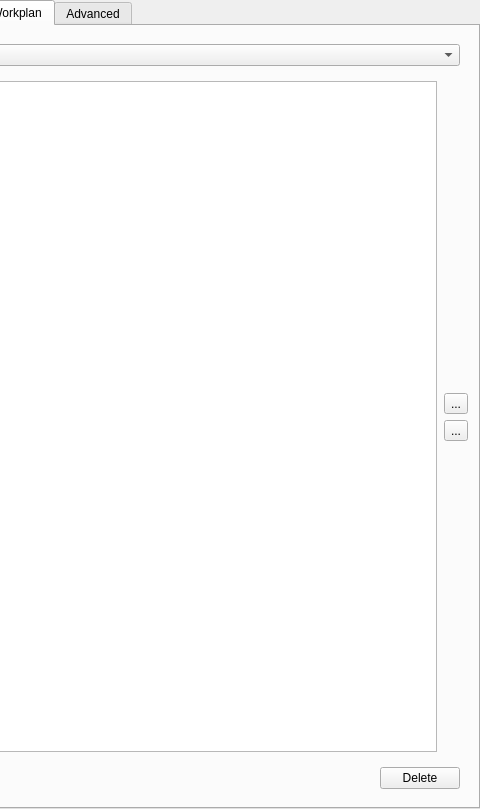
Qt form src/Mod/CAM/Gui/Resources/panels/PathEdit.ui (Connor9220/FreeCAD) before a commit; both pictures show x 257 to 737 and y 0 to 809 of the 737 by 809 pixel window.
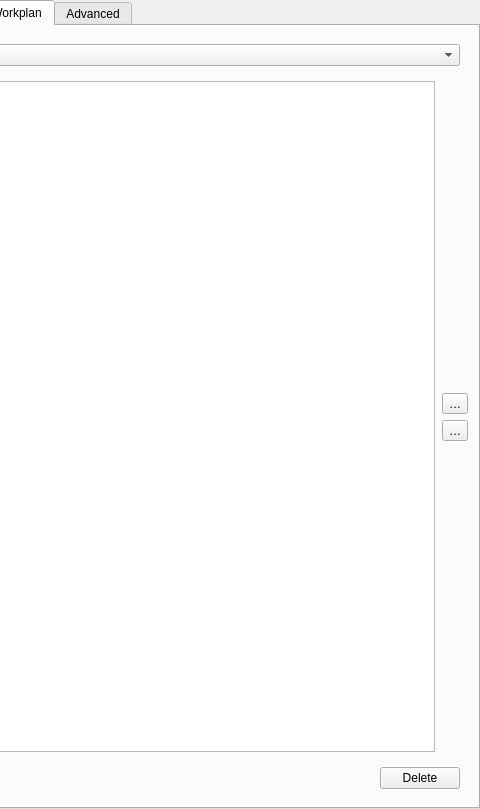
The same form after that commit. The open tabs and pages were chosen to show the change. Icons and pictures are not drawn. Custom widgets are drawn as their Qt base class.

The edit to the form file:
```diff
--- a/src/Mod/CAM/Gui/Resources/panels/PathEdit.ui
+++ b/src/Mod/CAM/Gui/Resources/panels/PathEdit.ui
@@ -1611,7 +1611,7 @@
          <item>
           <widget class="QToolButton" name="operationUp">
            <property name="text">
-            <string notr="true">...</string>
+            <string notr="true">…</string>
            </property>
            <property name="icon">
             <iconset resource="../../../../../Gui/Icons/resource.qrc">
@@ -1622,7 +1622,7 @@
          <item>
           <widget class="QToolButton" name="operationDown">
            <property name="text">
-            <string notr="true">...</string>
+            <string notr="true">…</string>
            </property>
            <property name="icon">
             <iconset resource="../../../../../Gui/Icons/resource.qrc">
```
